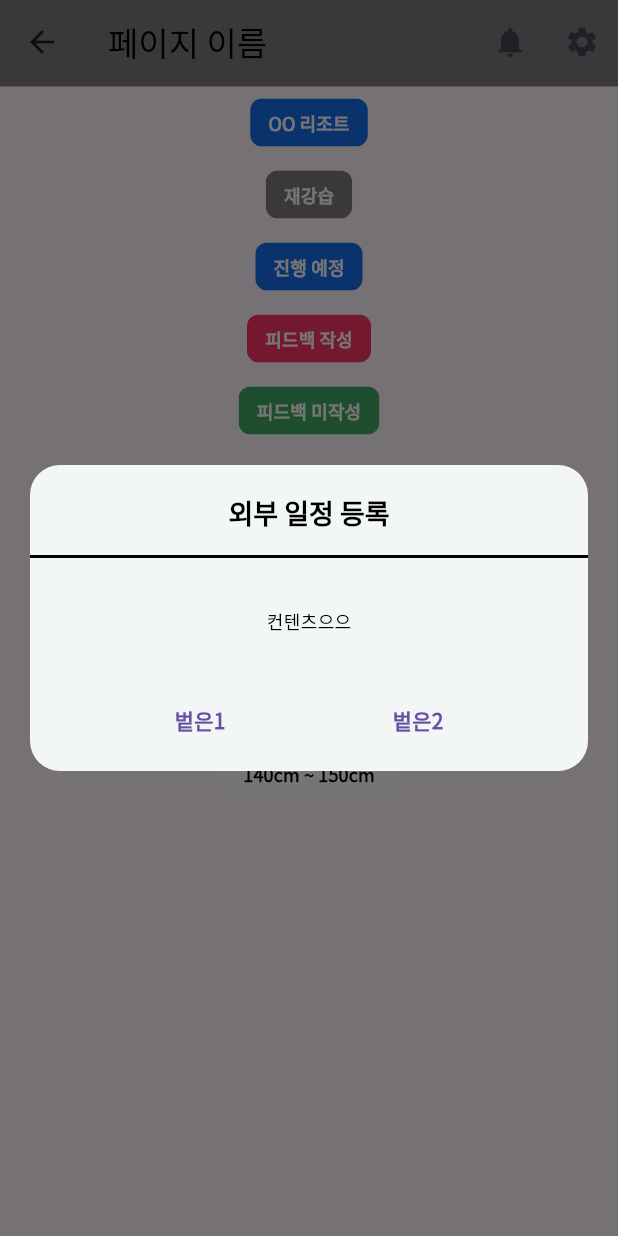
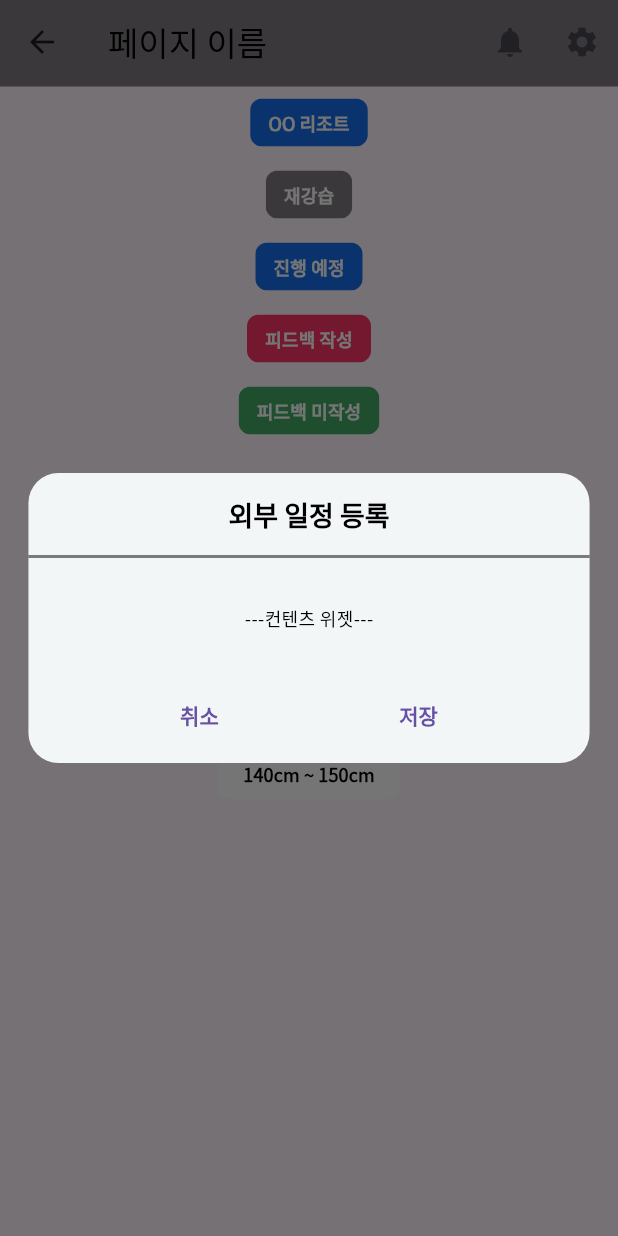
Before and after one commit to jason9865/go-ski, a Flutter app: the screen it shows after launch, after a tap on the "notifications" icon, on a phone screen of 412 x 824 dp. Run offline on Flutter 3.47's test engine with Material 3 defaults, Android fonts, the phone set to English and light mode, and no system bars; our stand-ins replace get, logger.

Commit message:
::zap: Update : update modal size

```diff
--- a/goski_instructor/lib/main.dart
+++ b/goski_instructor/lib/main.dart
@@ -9,7 +9,9 @@ import 'package:goski_instructor/ui/component/goski_badge.dart';
 import 'package:goski_instructor/ui/component/goski_tag.dart';
 // import 'package:goski_instructor/ui/component/main_header.dart';
 import 'package:goski_instructor/ui/component/sub_header.dart';
+import 'package:logger/logger.dart';
 
+Logger logger = Logger();
 void main() {
   runApp(const MyApp());
 }
@@ -32,25 +34,66 @@ class MyApp extends StatelessWidget {
             mediaQueryData.size.width,
             mediaQueryData.size.height,
           );
-
+          logger.d(
+              "ScreenHeight: ${screenSizeController.height}, ScreenWidth: ${screenSizeController.width}");
           return Scaffold(
             // appBar: MainHeader(),
-            appBar: SubHeader(title: "페이지 이름"),
+            appBar: const SubHeader(title: "페이지 이름"),
             // body: I002(), // 가정: I002는 어떤 커스텀 위젯입니다.
             body: Scaffold(
               body: Center(
                 child: Column(
                   children: [
-                    GoskiBadge(text: 'OO 리조트', backgroundColor: goskiBlue),
-                    GoskiBadge(text: '재강습', backgroundColor: goskiDarkGray),
-                    GoskiBadge(text: '진행 예정', backgroundColor: goskiBlue),
-                    GoskiBadge(text: '피드백 작성', backgroundColor: goskiDarkPink),
-                    GoskiBadge(text: '피드백 미작성', backgroundColor: goskiGreen),
-                    SizedBox(height: 50,),
-                    GoskiTag(text: '# 친절해요', textColor: goskiBlack, backgroundColor: goskiLightGray, selectedTextColor: goskiWhite, selectedBackgroundColor: goskiDarkGray, isSelected: false, hasBorder: false),
-                    GoskiTag(text: '재밌음', textColor: goskiBlack, backgroundColor: goskiWhite, selectedTextColor: goskiWhite, selectedBackgroundColor: goskiDarkGray, borderColor: goskiDarkGray, isSelected: false, hasBorder: true,),
-                    GoskiTag(text: '140cm 미만', textColor: goskiBlack, backgroundColor: goskiWhite, selectedTextColor: goskiWhite, selectedBackgroundColor: goskiDarkGray, isSelected: false, isRound: false, hasBorder: true,),
-                    GoskiTag(text: '140cm ~ 150cm', textColor: goskiBlack, backgroundColor: goskiWhite, selectedTextColor: goskiWhite, selectedBackgroundColor: goskiDarkGray, isSelected: false, isRound: false, hasBorder: true,),
+                    const GoskiBadge(
+                        text: 'OO 리조트', backgroundColor: goskiBlue),
+                    const GoskiBadge(
+                        text: '재강습', backgroundColor: goskiDarkGray),
+                    const GoskiBadge(text: '진행 예정', backgroundColor: goskiBlue),
+                    const GoskiBadge(
+                        text: '피드백 작성', backgroundColor: goskiDarkPink),
+                    const GoskiBadge(
+                        text: '피드백 미작성', backgroundColor: goskiGreen),
+                    const SizedBox(
+                      height: 50,
+                    ),
+                    GoskiTag(
+                        text: '# 친절해요',
+                        textColor: goskiBlack,
+                        backgroundColor: goskiLightGray,
+                        selectedTextColor: goskiWhite,
+                        selectedBackgroundColor: goskiDarkGray,
+                        isSelected: false,
+                        hasBorder: false),
+                    GoskiTag(
+                      text: '재밌음',
+                      textColor: goskiBlack,
+                      backgroundColor: goskiWhite,
+                      selectedTextColor: goskiWhite,
+                      selectedBackgroundColor: goskiDarkGray,
+                      borderColor: goskiDarkGray,
+                      isSelected: false,
+                      hasBorder: true,
+                    ),
+                    GoskiTag(
+                      text: '140cm 미만',
+                      textColor: goskiBlack,
+                      backgroundColor: goskiWhite,
+                      selectedTextColor: goskiWhite,
+                      selectedBackgroundColor: goskiDarkGray,
+                      isSelected: false,
+                      isRound: false,
+                      hasBorder: true,
+                    ),
+                    GoskiTag(
+                      text: '140cm ~ 150cm',
+                      textColor: goskiBlack,
+                      backgroundColor: goskiWhite,
+                      selectedTextColor: goskiWhite,
+                      selectedBackgroundColor: goskiDarkGray,
+                      isSelected: false,
+                      isRound: false,
+                      hasBorder: true,
+                    ),
                   ],
                 ),
               ),
--- /dev/null
+++ b/goski_instructor/lib/ui/component/custom_container.dart
@@ -0,0 +1,27 @@
+import 'package:flutter/material.dart';
+import 'package:get/get.dart';
+import 'package:goski_instructor/const/color.dart';
+import 'package:goski_instructor/const/util/screen_size_controller.dart';
+import 'package:logger/logger.dart';
+
+Logger logger = Logger();
+
+class CustomContainer extends StatelessWidget {
+  // 내용들
+  final Widget content;
+  // 버튼 눌렀을 때 동작할 메서드, 있을 수도 있고 없을 수도 있음
+  final VoidCallback? onConfirm;
+
+  const CustomContainer({
+    super.key,
+    required this.content,
+    this.onConfirm,
+  });
+
+  @override
+  Widget build(BuildContext context) {
+    final screenSizeController = Get.find<ScreenSizeController>();
+
+    return const SingleChildScrollView();
+  }
+}
--- a/goski_instructor/lib/ui/component/custom_modal.dart
+++ b/goski_instructor/lib/ui/component/custom_modal.dart
@@ -1,34 +1,49 @@
 import 'package:flutter/material.dart';
+import 'package:get/get.dart';
 import 'package:goski_instructor/const/color.dart';
+import 'package:goski_instructor/const/util/screen_size_controller.dart';
+import 'package:logger/logger.dart';
+
+Logger logger = Logger();
 
 class CustomModal extends StatelessWidget {
+  // 헤더에 들어갈 모달 제목
   final String title;
+  // 내용들
   final Widget content;
-  final VoidCallback onConfirm;
+  // 버튼 눌렀을 때 동작할 메서드, 있을 수도 있고 없을 수도 있음
+  final VoidCallback? onConfirm;
 
   const CustomModal({
     super.key,
     required this.title,
     required this.content,
-    required this.onConfirm,
+    this.onConfirm,
   });
 
   @override
   Widget build(BuildContext context) {
+    final screenSizeController = Get.find<ScreenSizeController>();
+
+    logger.d(screenSizeController.getHeightByRatio(0.023));
     return AlertDialog(
       shape: RoundedRectangleBorder(
         borderRadius: BorderRadius.circular(20.0),
       ),
       // contentPadding: const EdgeInsets.all(5.0),
-      insetPadding: const EdgeInsets.all(20.0),
-      titlePadding: const EdgeInsets.symmetric(vertical: 10.0),
-      actionsPadding: const EdgeInsets.symmetric(vertical: 10.0),
+      insetPadding:
+          EdgeInsets.all(screenSizeController.getHeightByRatio(0.023)),
+      titlePadding: EdgeInsets.symmetric(
+          vertical: screenSizeController.getHeightByRatio(0.01)),
+      actionsPadding: EdgeInsets.symmetric(
+          vertical: screenSizeController.getHeightByRatio(0.01)),
       backgroundColor: goskiBackground,
       title: SizedBox(
         child: Column(
           children: [
             Container(
-              padding: const EdgeInsets.symmetric(vertical: 10.0),
+              padding: EdgeInsets.symmetric(
+                  vertical: screenSizeController.getHeightByRatio(0.01)),
               child: Text(
                 title,
                 style: Theme.of(context).textTheme.headlineMedium,
@@ -36,7 +51,7 @@ class CustomModal extends StatelessWidget {
               ),
             ),
             const Divider(
-              color: goskiBlack,
+              color: goskiDarkGray,
               thickness: 2,
             ),
           ],
@@ -44,7 +59,7 @@ class CustomModal extends StatelessWidget {
       ),
       // titlePadding: const EdgeInsets.all(20),
       content: SizedBox(
-        width: MediaQuery.of(context).size.width,
+        width: screenSizeController.getWidthByRatio(1),
         child: Column(
           mainAxisSize: MainAxisSize.min,
           children: [
@@ -52,21 +67,24 @@ class CustomModal extends StatelessWidget {
           ],
         ),
       ),
-      actions: <Widget>[
+      actions: onConfirm != null
+          ? <Widget>[
               Row(
                 mainAxisAlignment: MainAxisAlignment.spaceEvenly,
                 children: [
+                  // 뒤로 가기
                   TextButton(
-              onPressed: onConfirm,
-              child: const Text('벝은1'),
+                    onPressed: () => Navigator.of(context).pop(),
+                    child: const Text('취소'),
                   ),
                   TextButton(
                     onPressed: onConfirm,
-              child: const Text('벝은2'),
+                    child: const Text('저장'),
                   ),
                 ],
               ),
-      ],
+            ]
+          : null,
     );
   }
 }
--- a/goski_instructor/lib/ui/component/header_right_icons.dart
+++ b/goski_instructor/lib/ui/component/header_right_icons.dart
@@ -1,6 +1,7 @@
 import 'package:flutter/material.dart';
 import 'package:goski_instructor/ui/component/custom_modal.dart';
 
+// 헤더 오른쪽 아이콘들
 Widget headerRightIcons(BuildContext context) {
   return Row(
     mainAxisSize: MainAxisSize.min,
@@ -16,7 +17,8 @@ Widget headerRightIcons(BuildContext context) {
             context: context,
             builder: (BuildContext context) => CustomModal(
               title: "외부 일정 등록",
-              content: const Text("컨텐츠으으"),
+              content: const Text("---컨텐츠 위젯---"),
+              // 버튼 눌렀을 때 동작할 함수 추가 필요
               onConfirm: () => Navigator.of(context).pop(),
             ),
           );
```
Lines whose indentation alone changed are shown as unchanged.
